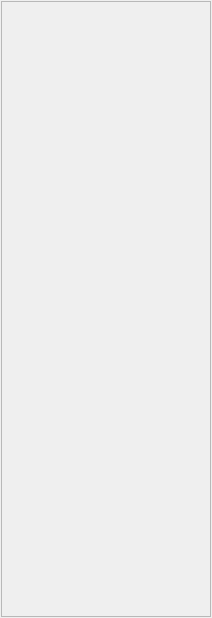
Before: the Qt Designer form dev/BrainVis/merwidgets/merelectrodeentry.ui in waschkbaer/BrainVis, drawn with Qt 5.
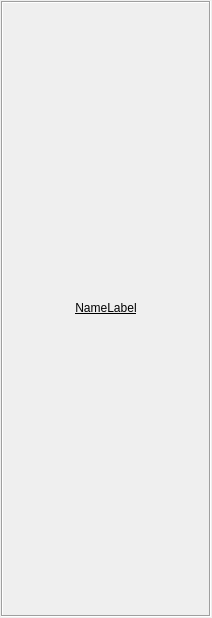
After: the same form once the commit is applied.

```diff
--- a/dev/BrainVis/merwidgets/merelectrodeentry.ui
+++ b/dev/BrainVis/merwidgets/merelectrodeentry.ui
@@ -32,10 +32,10 @@
    <item>
     <widget class="QFrame" name="entryframe">
      <property name="frameShape">
-      <enum>QFrame::StyledPanel</enum>
+      <enum>QFrame::Box</enum>
      </property>
      <property name="frameShadow">
-      <enum>QFrame::Raised</enum>
+      <enum>QFrame::Sunken</enum>
      </property>
      <layout class="QVBoxLayout" name="verticalLayout_2">
       <property name="spacing">
@@ -53,6 +53,36 @@
       <property name="bottomMargin">
        <number>1</number>
       </property>
+      <item>
+       <widget class="QLabel" name="nameLabel">
+        <property name="minimumSize">
+         <size>
+          <width>0</width>
+          <height>20</height>
+         </size>
+        </property>
+        <property name="maximumSize">
+         <size>
+          <width>16777215</width>
+          <height>20</height>
+         </size>
+        </property>
+        <property name="font">
+         <font>
+          <weight>50</weight>
+          <italic>false</italic>
+          <bold>false</bold>
+          <underline>true</underline>
+         </font>
+        </property>
+        <property name="text">
+         <string>NameLabel</string>
+        </property>
+        <property name="alignment">
+         <set>Qt::AlignCenter</set>
+        </property>
+       </widget>
+      </item>
      </layout>
     </widget>
    </item>
```
